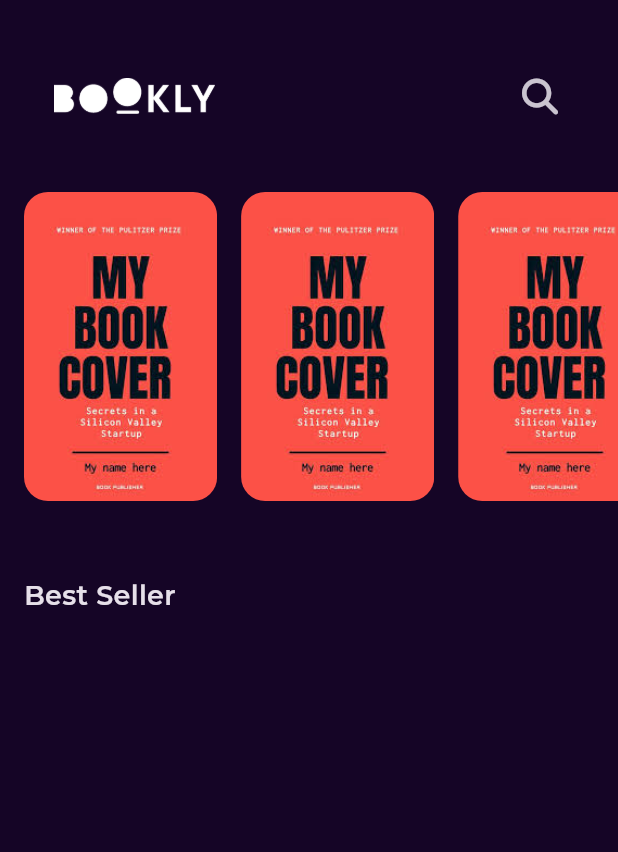
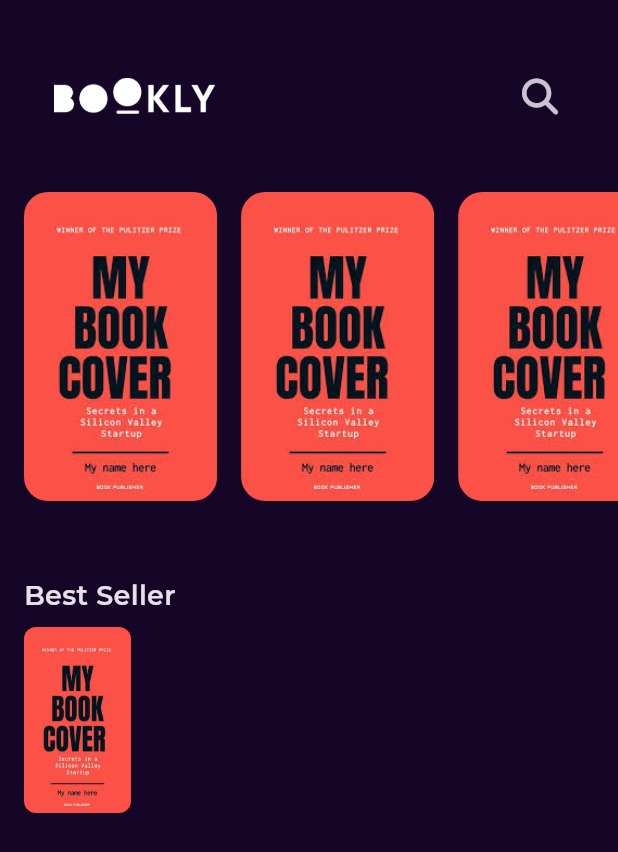
Before and after one commit to moelsayed1/bookly_app, a Flutter app: the screen it shows after launch, on a phone screen of 412 x 824 dp. Shown: the top 852 px of the screen. Run offline on Flutter 3.47's test engine with Material 3 defaults, Android fonts, the phone set to English and light mode, and no system bars; our stand-ins replace font_awesome_flutter, get, google_fonts.

Commit message:
create app style

```diff
--- a/lib/Core/utils/styles.dart
+++ b/lib/Core/utils/styles.dart
@@ -1,9 +1,29 @@
+import 'package:bookly_app/constant.dart';
 import 'package:flutter/cupertino.dart';
 
 abstract class Style {
 
-  static const titleMedium = TextStyle(
+  static const textStyle14 = TextStyle(
+    fontSize: 14,
+    fontWeight: FontWeight.normal,
+  );
+  static const textStyle16 = TextStyle(
+    fontSize: 16,
+    fontWeight: FontWeight.w500,
+  );
+  static const textStyle18 = TextStyle(
     fontSize: 18,
     fontWeight: FontWeight.w600,
   );
+  static const textStyle20 = TextStyle(
+    fontSize: 20,
+    fontWeight: FontWeight.normal,
+    fontFamily: kGtSectraFine,
+  );
+  static const textStyle30 = TextStyle(
+    fontSize: 30,
+    fontWeight: FontWeight.normal,
+    fontFamily: kGtSectraFine,
+  );
+
 }
--- a/lib/Features/home/presentation/views/widgets/home_view_body.dart
+++ b/lib/Features/home/presentation/views/widgets/home_view_body.dart
@@ -1,3 +1,4 @@
+import 'package:bookly_app/Core/utils/assets.dart';
 import 'package:bookly_app/Core/utils/styles.dart';
 import 'package:bookly_app/Features/home/presentation/views/widgets/custom_app_bar.dart';
 import 'package:flutter/material.dart';
@@ -22,7 +23,40 @@ class HomeViewBody extends StatelessWidget {
             padding: const EdgeInsets.only(left: 8),
             child: Text(
               'Best Seller',
-              style: Style.titleMedium,
+              style: Style.textStyle18,
+            ),
+          ),
+          BestSellerListViewItem(),
+        ],
+      ),
+    );
+  }
+}
+
+class BestSellerListViewItem extends StatelessWidget {
+  const BestSellerListViewItem({super.key});
+
+  @override
+  Widget build(BuildContext context) {
+    return SizedBox(
+      height: 140,
+      child: Row(
+        children: [
+          Padding(
+            padding: const EdgeInsets.symmetric(horizontal: 8, vertical: 8),
+            child: AspectRatio(
+              aspectRatio: 2.3 / 4,
+              child: Container(
+                decoration: BoxDecoration(
+                  borderRadius: BorderRadius.circular(8),
+                  image: DecorationImage(
+                    image: AssetImage(
+                      AssetsData.testImage,
+                    ),
+                    fit: BoxFit.fill,
+                  ),
+                ),
+              ),
             ),
           ),
         ],
--- a/lib/constant.dart
+++ b/lib/constant.dart
@@ -3,3 +3,5 @@ import 'package:flutter/material.dart';
 const kPrimaryColor = Color(0xff150526);
 
 const kTransitionDuration = Duration(microseconds: 250);
+
+const kGtSectraFine = 'GT Sectra Fine';
```
